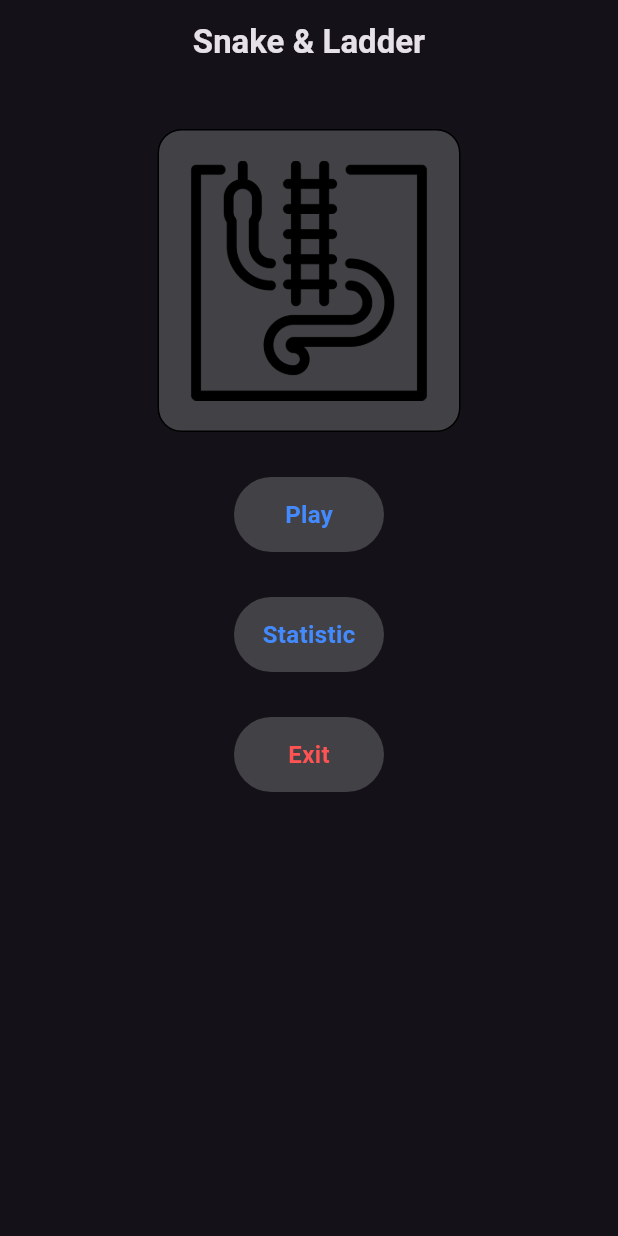
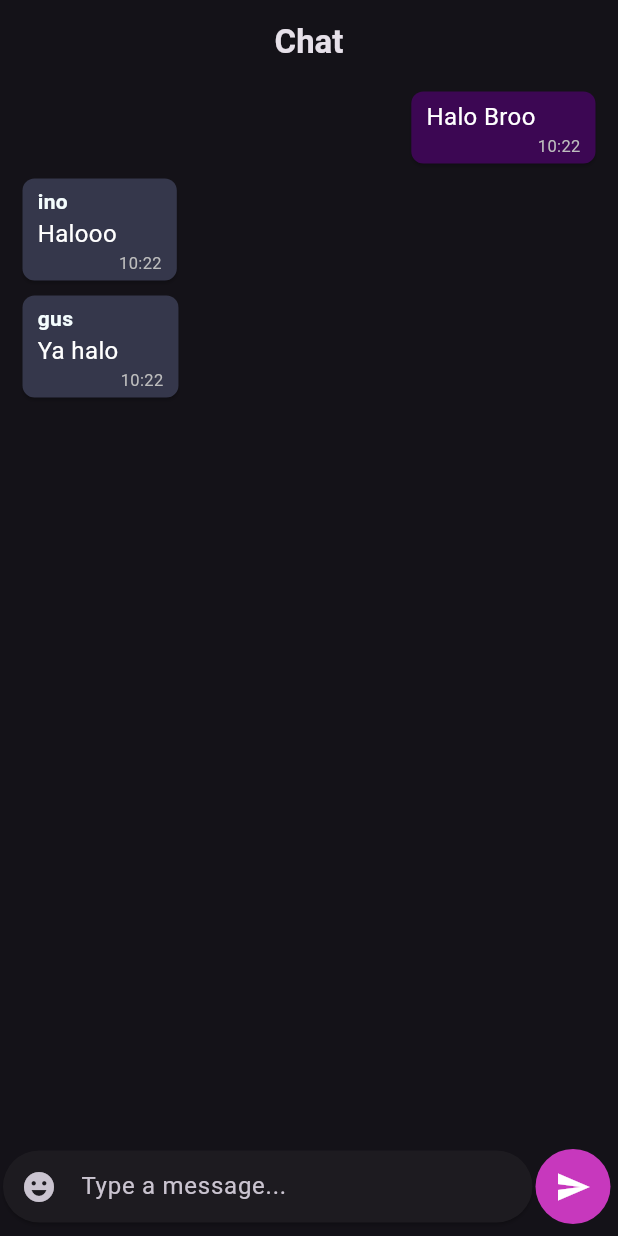
Before and after one commit to Nopalev/fp_ppb, a Flutter app: the screen it shows after launch, on a phone screen of 412 x 824 dp. Run offline on Flutter 3.47's test engine with Material 3 defaults, Android fonts, the phone set to English and light mode, and no system bars; missing offline and left inert: dice_icons.

Commit message:
feat: UI room chat

```diff
--- /dev/null
+++ b/lib/component/own_msg_card.dart
@@ -0,0 +1,54 @@
+import 'package:flutter/cupertino.dart';
+import 'package:flutter/material.dart';
+import 'package:flutter/widgets.dart';
+
+class OwnMsgCard extends StatefulWidget {
+  final String message;
+  // final String timestamp;
+
+  const OwnMsgCard({
+    Key? key,
+    required this.message,
+    // required this.timestamp
+  }) : super(key: key);
+
+  @override
+  State<OwnMsgCard> createState() => _OwnMsgCardState();
+}
+
+class _OwnMsgCardState extends State<OwnMsgCard> {
+  @override
+  Widget build(BuildContext context) {
+    return Align(
+      alignment: Alignment.centerRight,
+      child: ConstrainedBox(
+        constraints:
+            BoxConstraints(maxWidth: MediaQuery.of(context).size.width - 45),
+        child: Card(
+          elevation: 1,
+          shape: RoundedRectangleBorder(borderRadius: BorderRadius.circular(8)),
+          color: Color(0xFF3C0753),
+          margin: EdgeInsets.symmetric(horizontal: 15, vertical: 5),
+          child: Stack(
+            children: [
+              Padding(
+                  // MESSAGE
+                  padding: EdgeInsets.fromLTRB(10, 5, 40, 20),
+                  child: Text(
+                    widget.message,
+                    style: TextStyle(fontSize: 16, color: Colors.white),
+                  )),
+              Positioned(
+                  bottom: 4,
+                  right: 10,
+                  child: Text(
+                    "10:22",
+                    style: TextStyle(fontSize: 11, color: Colors.grey[400]),
+                  )),
+            ],
+          ),
+        ),
+      ),
+    );
+  }
+}
--- /dev/null
+++ b/lib/component/reply_msg_card.dart
@@ -0,0 +1,74 @@
+import 'package:flutter/cupertino.dart';
+import 'package:flutter/material.dart';
+import 'package:flutter/widgets.dart';
+import 'dart:math';
+
+class SetColor {
+  static Color randomColor() {
+    final Random number = Random();
+
+    int red = 200 + number.nextInt(56);
+    int green = 200 + number.nextInt(56);
+    int blue = 200 + number.nextInt(56);
+
+    return Color.fromARGB(255, red, green, blue);
+  }
+}
+
+class ReplyMsgCard extends StatefulWidget {
+  final String username;
+  final String message;
+  // final String timestamp;
+
+  const ReplyMsgCard({
+    Key? key,
+    required this.username,
+    required this.message,
+    // required this.timestamp
+  }) : super(key: key);
+
+  @override
+  State<ReplyMsgCard> createState() => _ReplyMsgCardState();
+}
+
+class _ReplyMsgCardState extends State<ReplyMsgCard> {
+  Color ColorChatUser = SetColor.randomColor();
+
+  @override
+  Widget build(BuildContext context) {
+    return Align(
+      alignment: Alignment.centerLeft,
+      child: ConstrainedBox(
+        constraints:
+            BoxConstraints(maxWidth: MediaQuery.of(context).size.width - 45),
+        child: Card(
+          elevation: 1,
+          shape: RoundedRectangleBorder(borderRadius: BorderRadius.circular(8)),
+          color: Color(0xFF35374B),
+          margin: EdgeInsets.symmetric(horizontal: 15, vertical: 5),
+          child: Stack(
+            children: [
+              Padding(
+                  padding: EdgeInsets.only(left: 10, top: 5),
+                  child: Text(widget.username,
+                      style: TextStyle(fontSize: 14, color: ColorChatUser, fontWeight: FontWeight.bold))),
+              Padding(
+                  padding: EdgeInsets.fromLTRB(10, 25, 40, 20),
+                  child: Text(
+                    widget.message,
+                    style: TextStyle(fontSize: 16, color: Colors.white),
+                  )),
+              Positioned(
+                  bottom: 4,
+                  right: 10,
+                  child: Text(
+                    "10:22",
+                    style: TextStyle(fontSize: 11, color: Colors.grey[400]),
+                  )),
+            ],
+          ),
+        ),
+      ),
+    );
+  }
+}
--- a/lib/main.dart
+++ b/lib/main.dart
@@ -1,6 +1,7 @@
 import 'package:flutter/material.dart';
 import 'package:fp_ppb/pages/game.dart';
 import 'package:fp_ppb/pages/home.dart';
+import 'package:fp_ppb/pages/chat.dart';
 
 void main() {
   runApp(MyApp());
@@ -10,7 +11,8 @@ class MyApp extends StatelessWidget {
   MyApp({super.key});
   final Map<String, Widget Function(BuildContext)> routes = {
     '/home' : (context) => const HomePage(),
-    '/game' : (context) => const GamePage()
+    '/game' : (context) => const GamePage(),
+    '/chat' : (context) => const Chat(),
   };
 
   // This widget is the root of your application.
@@ -21,7 +23,7 @@ class MyApp extends StatelessWidget {
       themeMode: ThemeMode.dark,
       theme: ThemeData.dark(),
       routes: routes,
-      initialRoute: '/home',
+      initialRoute: '/chat',
     );
   }
 }
--- /dev/null
+++ b/lib/pages/chat.dart
@@ -0,0 +1,76 @@
+import 'package:flutter/material.dart';
+import 'package:flutter/services.dart';
+import 'package:fp_ppb/component/app_bar.dart';
+import 'package:fp_ppb/component/own_msg_card.dart';
+import 'package:fp_ppb/component/reply_msg_card.dart';
+
+class Chat extends StatefulWidget {
+  const Chat({super.key});
+
+  @override
+  State<Chat> createState() => _ChatState();
+}
+
+class _ChatState extends State<Chat> {
+  @override
+  Widget build(BuildContext context) {
+    return Scaffold(
+        appBar: const CustomAppBar(title: 'Chat'),
+        body: Container(
+          height: MediaQuery.of(context).size.height,
+          width: MediaQuery.of(context).size.width,
+          child: Stack(
+            children: [
+              ListView(
+                shrinkWrap: true,
+                children: [
+                  OwnMsgCard(message: "Halo Broo"),
+                  ReplyMsgCard(username: "ino",message: "Halooo"),
+                  ReplyMsgCard(username: "gus",message: "Ya halo"),
+                ],
+              ),
+              Align(
+                alignment: Alignment.bottomCenter,
+                child: Row(
+                  children: [
+                    Container(
+                      width: MediaQuery.of(context).size.width - 55,
+                      child: Card(
+                        margin: EdgeInsets.only(left: 2, right: 2, bottom: 8),
+                        shape: RoundedRectangleBorder(
+                            borderRadius: BorderRadius.circular(25)),
+                        child: TextFormField(
+                          textAlignVertical: TextAlignVertical.center,
+                          keyboardType: TextInputType.multiline,
+                          maxLines: 5,
+                          minLines: 1,
+                          decoration: InputDecoration(
+                              border: InputBorder.none,
+                              hintText: "Type a message...",
+                              prefixIcon: IconButton(
+                                icon: Icon(Icons.emoji_emotions),
+                                onPressed: () {},
+                              ),
+                              contentPadding: EdgeInsets.all(5)),
+                        ),
+                      ),
+                    ),
+                    const Padding(
+                      padding: EdgeInsets.only(bottom: 8.0),
+                      child: CircleAvatar(
+                        radius: 25,
+                        backgroundColor: Color(0XFFC738BD),
+                        child: Icon(
+                          Icons.send_sharp,
+                          color: Colors.white,
+                        ),
+                      ),
+                    ),
+                  ],
+                ),
+              )
+            ],
+          ),
+        ));
+  }
+}
--- a/lib/pages/home.dart
+++ b/lib/pages/home.dart
@@ -35,6 +35,13 @@ class _HomePageState extends State<HomePage> {
               ),
               const SizedBox(height: 30),
               Button(
+                  onTap: () async {
+                    await Navigator.pushNamed(context, '/chat');
+                  },
+                  childText: 'Chat'
+              ),
+              const SizedBox(height: 30),
+              Button(
                 onTap: (){},
                 childText: 'Statistic'
               ),
```
